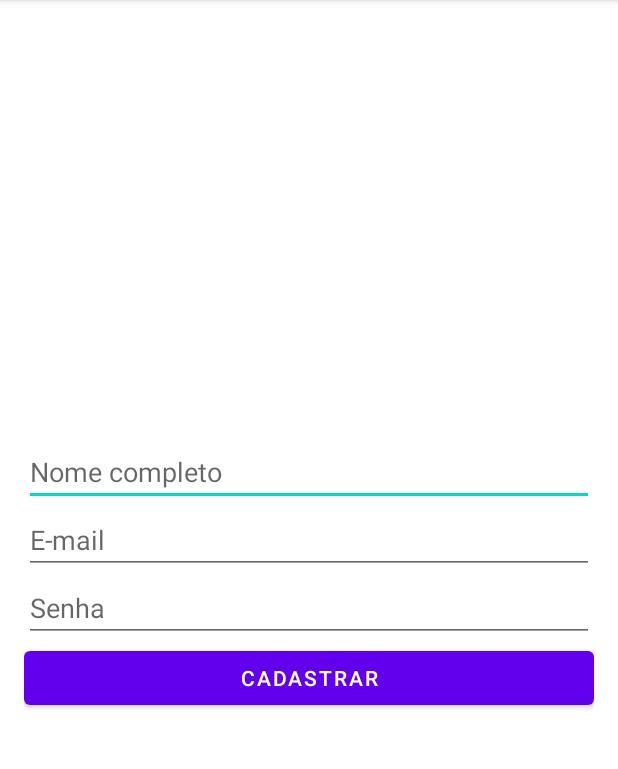
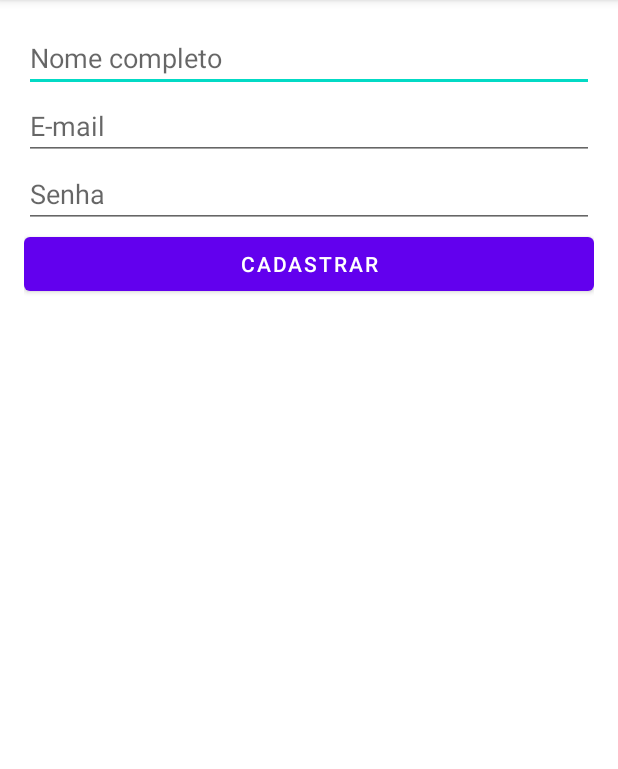
Before and after one commit to kaiqueocanha/LoginECadastroDeUsuariosRetrofitKotlinMVVM, an Android app: the RegisterActivity screen opened directly, with no data from a screen before it, on a phone screen of 412 x 824 dp, the part 84-853 px from its top. Run offline under Robolectric (Android 15) with nearby library versions, the phone set to English and light mode, and no system bars.

```diff
--- a/app/src/main/res/layout/activity_register.xml
+++ b/app/src/main/res/layout/activity_register.xml
@@ -1,12 +1,18 @@
 <?xml version="1.0" encoding="utf-8"?>
-<LinearLayout xmlns:android="http://schemas.android.com/apk/res/android"
+<androidx.constraintlayout.widget.ConstraintLayout xmlns:android="http://schemas.android.com/apk/res/android"
     xmlns:tools="http://schemas.android.com/tools"
     android:layout_width="match_parent"
     android:layout_height="match_parent"
-    android:gravity="center_vertical"
+    xmlns:app="http://schemas.android.com/apk/res-auto"
     android:orientation="vertical"
     android:padding="16dp"
     tools:context=".views.LoginActivity">
+
+    <LinearLayout
+        app:layout_constraintTop_toTopOf="parent"
+        android:orientation="vertical"
+        android:layout_width="match_parent"
+        android:layout_height="wrap_content">
 
         <EditText
             android:id="@+id/edt_name"
@@ -39,3 +45,13 @@
             android:text="Cadastrar" />
 
     </LinearLayout>
+
+    <com.ocanha.retrofitcomkotlin.views.components.LoadingView
+        android:id="@+id/loading_view"
+        app:layout_constraintBottom_toBottomOf="parent"
+        app:layout_constraintTop_toTopOf="parent"
+        android:layout_width="match_parent"
+        app:visible="false"
+        android:layout_height="match_parent"/>
+
+</androidx.constraintlayout.widget.ConstraintLayout>
```
Also changed, not shown: app/src/main/java/com/ocanha/retrofitcomkotlin/model/User.kt (added, +7 -0 lines), app/src/main/res/layout/activity_login.xml (+18 -2 lines). Lines whose indentation alone changed are shown as unchanged.
